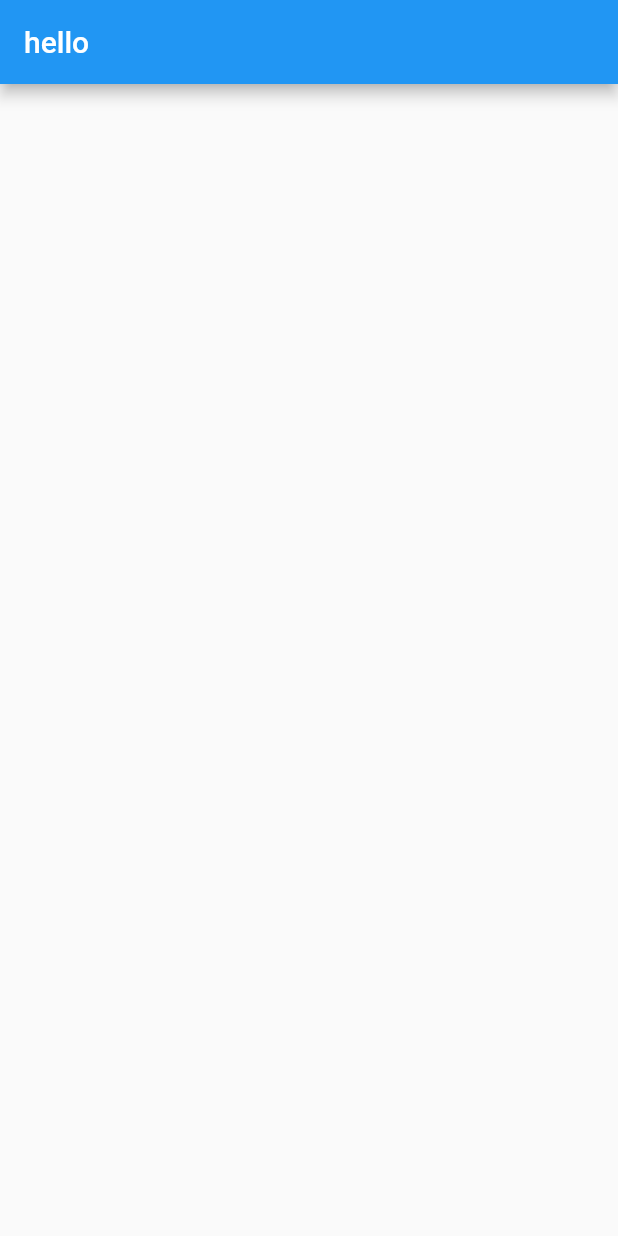
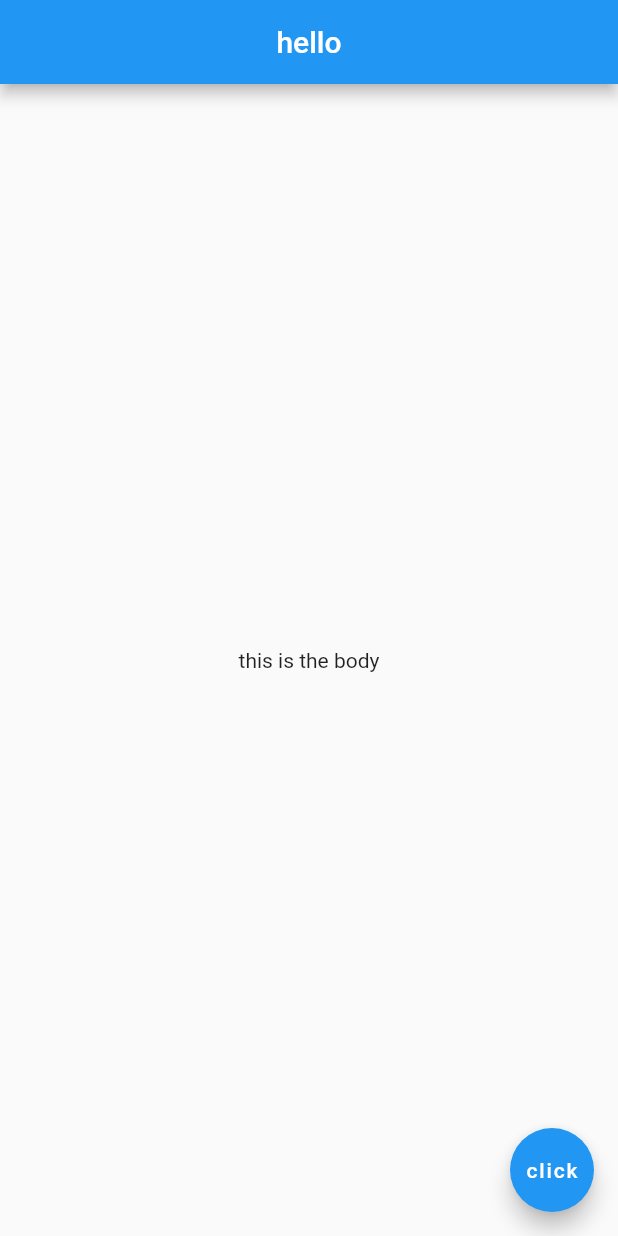
Before and after one commit to Mohammed-Benotmane/Flutter-Tutorial, a Flutter app: the screen it shows after launch, on a phone screen of 412 x 824 dp. Run offline on Flutter 3.47's test engine with Material 2 defaults, Android fonts, the phone set to English and light mode, and no system bars.

Commit message:
adding body and floating button

```diff
--- a/lib/main.dart
+++ b/lib/main.dart
@@ -4,6 +4,13 @@ void main() => runApp(MaterialApp(
   home: Scaffold(
     appBar: AppBar(
       title: Text('hello'),
+      centerTitle: true,
+    ),
+    body: Center(
+      child: Text('this is the body'),
+    ),
+    floatingActionButton: FloatingActionButton(
+      child: Text('click'),
     ),
   ),
 ));
```
